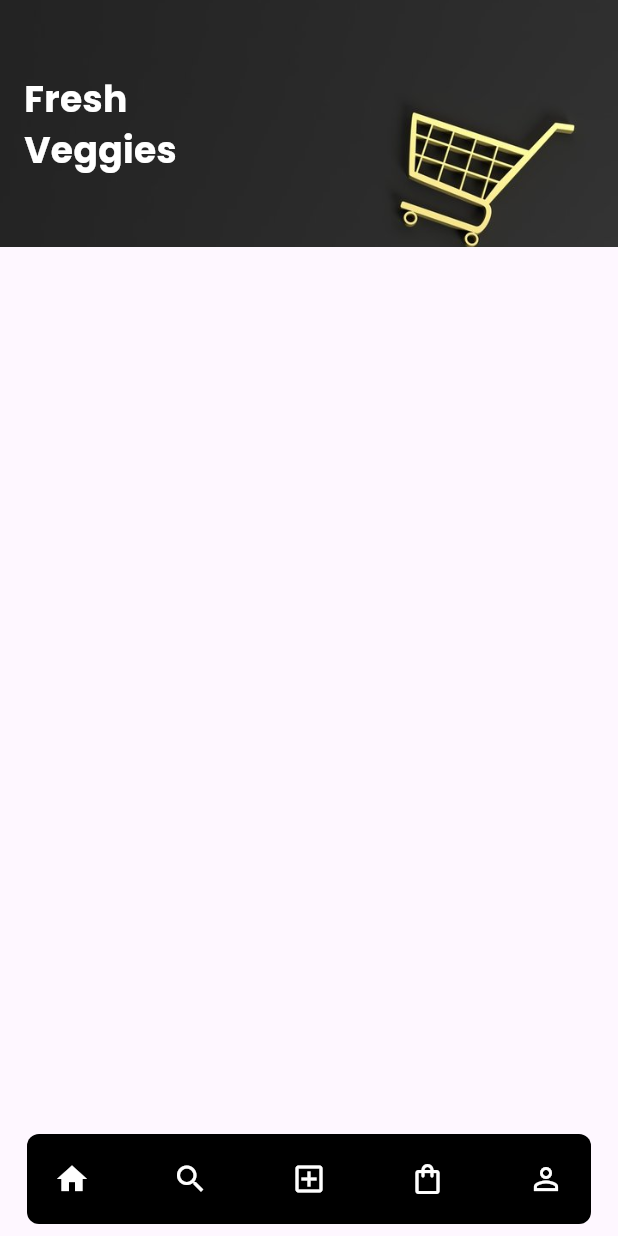
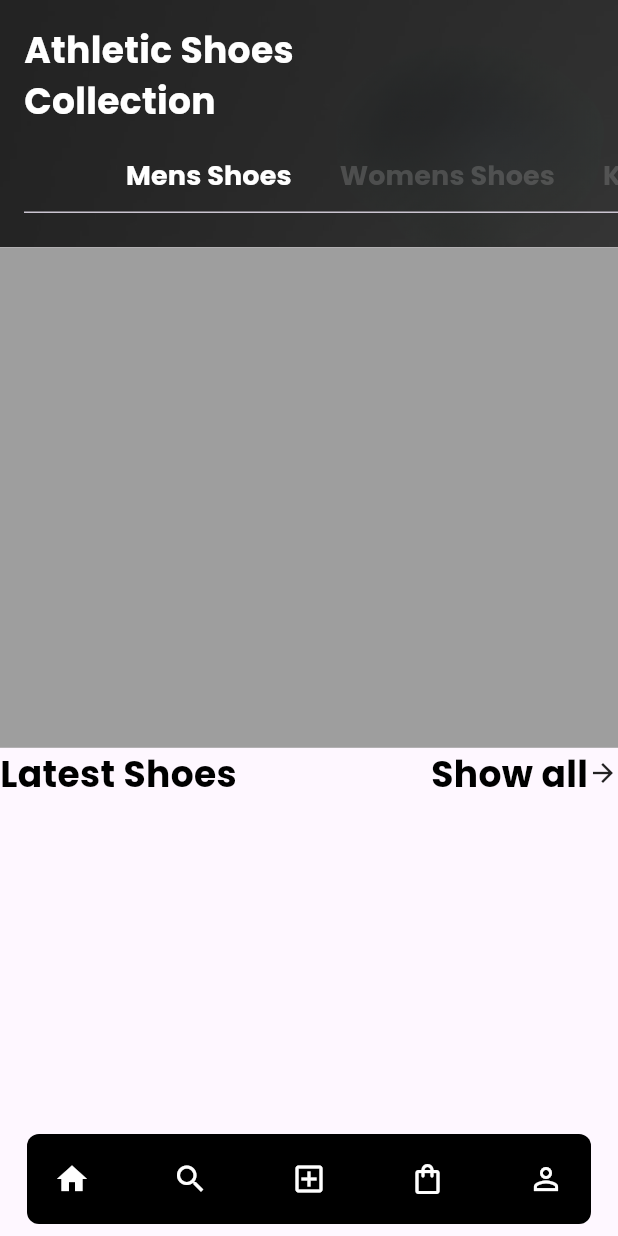
Before and after one commit to sreelakshmi2312/E-Commerce-Application, a Flutter app: the screen it shows after launch, on a phone screen of 412 x 824 dp. Run offline on Flutter 3.47's test engine with Material 3 defaults, Android fonts, the phone set to English and light mode, and no system bars; our stand-ins replace google_fonts.

Commit message:
Added:Tabs

```diff
--- a/lib/Constants/appstyle.dart
+++ b/lib/Constants/appstyle.dart
@@ -4,6 +4,10 @@ import 'package:google_fonts/google_fonts.dart';
 TextStyle appstyle(double fontsize , Color iconcolor , FontWeight fontweight){
   return GoogleFonts.poppins(fontSize: fontsize,color:iconcolor,fontWeight: fontweight);
 }
+TextStyle appstyletext(double fontsize , Color textcolor , FontWeight fontweight){
+  return GoogleFonts.poppins(fontSize: fontsize,color:textcolor,fontWeight: fontweight);
+}
+
 
 // TextStyle appStyle(double fontSize, Color color, FontWeight fontWeight, double letterSpacing) {
 //     return TextStyle(
--- a/lib/Screens/homescreen.dart
+++ b/lib/Screens/homescreen.dart
@@ -1,6 +1,8 @@
 import 'package:flutter/material.dart';
 import 'package:ecommerce/Widgets/bottomnav.dart';
 import 'package:ecommerce/Constants/appstyle.dart';
+import 'package:flutter/rendering.dart';
+import 'package:flutter/widgets.dart';
 
 class HomeScreen extends StatefulWidget {
   const HomeScreen({Key? key}) : super(key: key);
@@ -9,44 +11,105 @@ class HomeScreen extends StatefulWidget {
   State<HomeScreen> createState() => _HomeScreenState();
 }
 
-class _HomeScreenState extends State<HomeScreen> {
+class _HomeScreenState extends State<HomeScreen> with TickerProviderStateMixin {
+  late final TabController _tabController=TabController(length: 3, vsync: this);
   @override
   Widget build(BuildContext context) {
     return SafeArea(
       child: SizedBox(
         height: MediaQuery.of(context).size.height,
         child: Stack(
-          alignment: Alignment.topLeft,
           children: [
             Container(
               height: MediaQuery.of(context).size.height * 0.2,
               decoration: BoxDecoration(
                 image: DecorationImage(
-                  image: AssetImage('assets/cart.jpg'),
-                  fit: BoxFit.cover,
+                  image: AssetImage('assets/top_picture.jpg'),
+                  fit: BoxFit.fill,
                 ),
               ),
               child:Container(
               width: MediaQuery.of(context).size.width,
-              padding: EdgeInsets.all(16),
+                child: Padding(
+                  padding: EdgeInsets.only(left:16,top:16),
                   child: Column(
                   crossAxisAlignment: CrossAxisAlignment.start,
-                mainAxisAlignment: MainAxisAlignment.center,
+                  mainAxisAlignment: MainAxisAlignment.start,
                     children: [
                     Text(
-                    'Fresh',
+                      'Athletic Shoes',
                       style: appstyle(24, Colors.white, FontWeight.bold),
                     ),
                     Text(
-                    'Veggies',
+                      'Collection',
                       style: appstyle(24, Colors.white, FontWeight.bold),
                     ),
+                    SizedBox(height:10),
+                    TabBar(
+                     indicator: BoxDecoration(),
+                     controller: _tabController,
+                     isScrollable: true,
+                     labelColor: Colors.white,
+                     labelStyle: appstyle(18, Colors.white, FontWeight.bold),
+                     unselectedLabelColor: Colors.grey.withOpacity(0.3),
+                     labelPadding: EdgeInsets.symmetric(horizontal: 16.0),
+                     tabs: [
+                      Tab(text: 'Mens Shoes'),
+                      Tab(text: 'Womens Shoes'),
+                      Tab(text: 'Kids Shoes'),
+                          ],
+                    )
                    ],
                   ),
                 ),
             ),
+            ),
+            Padding(
+              padding: EdgeInsets.only(top:MediaQuery.of(context).size.height*0.2),
+              child: TabBarView(
+                  controller: _tabController,
+                  children: [
+                    Column(
+                      children: [
+                        Container(
+                          height:MediaQuery.of(context).size.height*0.405,
+                          color: Colors.grey,
+                        ),
+                        Row(
+                          mainAxisAlignment: MainAxisAlignment.spaceBetween,
+                          children: [
+                            Text('Latest Shoes',style:appstyletext(24, Colors.black, FontWeight.bold)),
+                            Row(
+                              children: [
+                                Text('Show all',style:appstyletext(24, Colors.black, FontWeight.bold)),
+                                Icon(Icons.arrow_forward,size: 20)])
+                          ],
+                        )
+                      ],
+
+                    ),
+                    Column(
+                      children: [
+                        Container(
+                          height:MediaQuery.of(context).size.height*0.405,
+                          color: Colors.grey,
+                        ),
                       ],
                     ),
+                    Column(
+                      children: [
+                        Container(
+                          height:MediaQuery.of(context).size.height*0.405,
+                          color: Colors.grey,
+                        ),
+                      ],
+                    ),
+                  ]),
+            )
+          ],
+
+        ),
+
       ),
     );
   }
--- a/pubspec.yaml
+++ b/pubspec.yaml
@@ -30,7 +30,7 @@ dev_dependencies:
 
 flutter:
   assets:
-    - assets/cart.jpg
+    - assets/top_picture.jpg
 
 
   uses-material-design: true
```
Also changed, not shown: assets/cart.jpg (deleted), assets/top_picture.jpg (added), pubspec.lock. Lines whose indentation alone changed are shown as unchanged.
